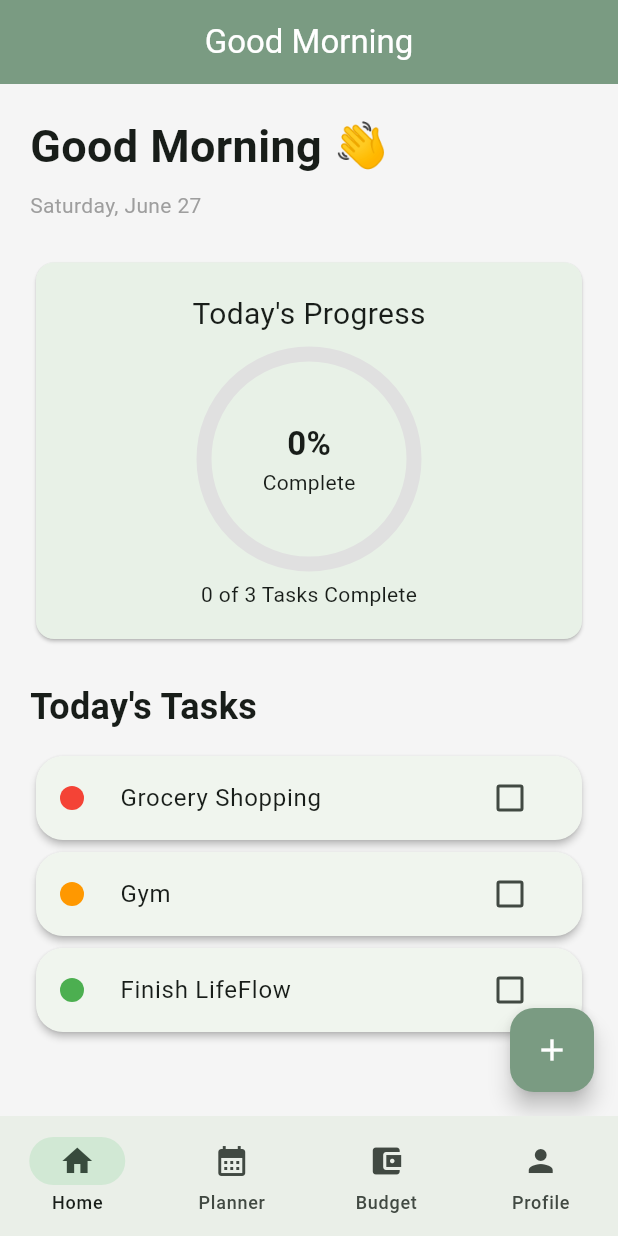
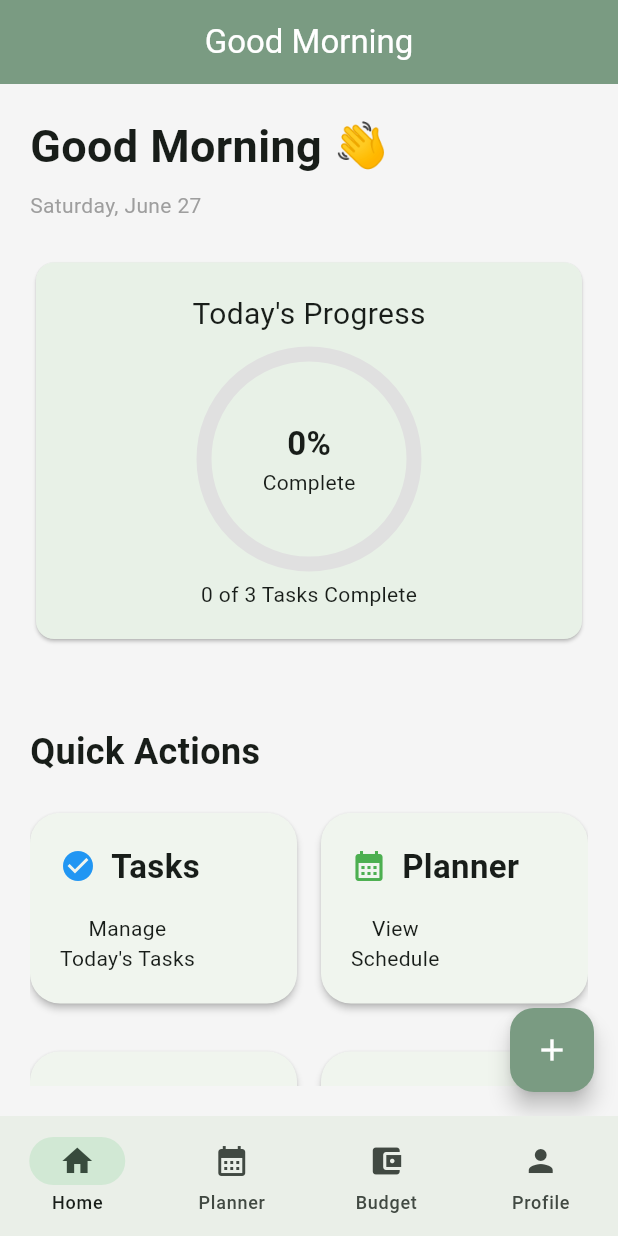
Before and after one commit to velquitas/LifeFlow, a Flutter app: the screen it shows after launch, on a phone screen of 412 x 824 dp. Run offline on Flutter 3.47's test engine with Material 3 defaults, Android fonts, the phone set to English and light mode, and no system bars; our stand-ins replace shared_preferences.

Commit message:
Dashboard cards support tap events

```diff
--- a/lib/screens/Home/home_screen.dart
+++ b/lib/screens/Home/home_screen.dart
@@ -4,6 +4,7 @@ import '../../models/task.dart';
 import '../../services/storage_service.dart';
 import '../../widgets/task_card.dart';
 import 'package:intl/intl.dart';
+import '../../widgets/dashboard_card.dart';
 class HomeScreen extends StatefulWidget {
   const HomeScreen({super.key});
 
@@ -167,6 +168,77 @@ String get formattedDate {
               ),
             ),
             const SizedBox(height: 24),
+            const SizedBox(height: 30),
+
+const Text(
+  "Quick Actions",
+  style: TextStyle(
+    fontSize: 24,
+    fontWeight: FontWeight.bold,
+  ),
+),
+
+const SizedBox(height: 16),
+
+Row(
+  children: [
+    Expanded(
+      child: DashboardCard(
+        title: "Tasks",
+        icon: Icons.check_circle,
+        accentColor: Colors.blue,
+        child: const Text(
+          "Manage\nToday's Tasks",
+          textAlign: TextAlign.center,
+        ),
+      ),
+    ),
+    const SizedBox(width: 16),
+    Expanded(
+      child: DashboardCard(
+        title: "Planner",
+        icon: Icons.calendar_month,
+        accentColor: Colors.green,
+        child: const Text(
+          "View\nSchedule",
+          textAlign: TextAlign.center,
+        ),
+      ),
+    ),
+  ],
+),
+
+const SizedBox(height: 16),
+
+Row(
+  children: [
+    Expanded(
+      child: DashboardCard(
+        title: "Budget",
+        icon: Icons.account_balance_wallet,
+        accentColor: Colors.orange,
+        child: const Text(
+          "Track\nExpenses",
+          textAlign: TextAlign.center,
+        ),
+      ),
+    ),
+    const SizedBox(width: 16),
+    Expanded(
+      child: DashboardCard(
+        title: "Habits",
+        icon: Icons.favorite,
+        accentColor: Colors.red,
+        child: const Text(
+          "Daily\nHabits",
+          textAlign: TextAlign.center,
+        ),
+      ),
+    ),
+  ],
+),
+
+const SizedBox(height: 30),
             const Text(
               "Today's Tasks",
               style: TextStyle(
--- a/lib/widgets/dashboard_card.dart
+++ b/lib/widgets/dashboard_card.dart
@@ -7,6 +7,8 @@ class DashboardCard extends StatelessWidget {
   final Color? accentColor;
   final EdgeInsetsGeometry padding;
 
+  final VoidCallback? onTap;
+
   const DashboardCard({
     super.key,
     required this.title,
@@ -14,13 +16,17 @@ class DashboardCard extends StatelessWidget {
     this.icon,
     this.accentColor,
     this.padding = const EdgeInsets.all(20),
+    this.onTap,
   });
 
   @override
   Widget build(BuildContext context) {
     final color = accentColor ?? Theme.of(context).colorScheme.primary;
 
-    return Card(
+    return InkWell(
+     onTap: onTap,
+     borderRadius: BorderRadius.circular(20),
+     child: Card(
         elevation: 2,
         margin: const EdgeInsets.symmetric(vertical: 8),
         shape: RoundedRectangleBorder(
@@ -53,6 +59,7 @@ class DashboardCard extends StatelessWidget {
           ],
         ),
       ),
+    ),
   );
 }
 }
```
Lines whose indentation alone changed are shown as unchanged.
